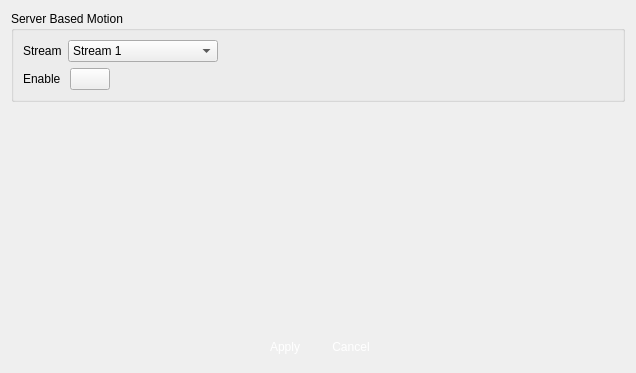
This is client/src/config/vidstor/camsetting/vscmotion.ui in linkingvision/rapidvms as Qt 5 draws it before an edit. The edited form follows.
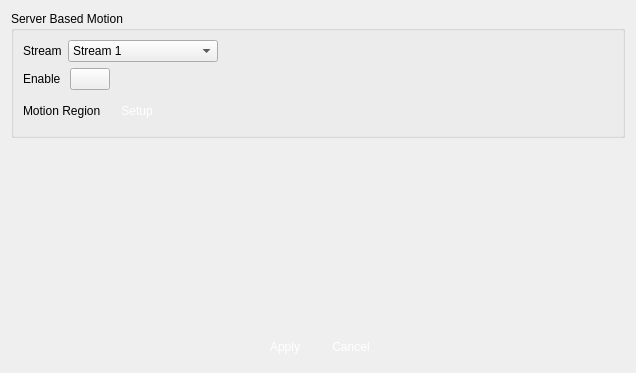
This is the edited form. Icons and pictures are not drawn. Custom widgets are drawn as their Qt base class.

Patch:
```diff
--- a/client/src/config/vidstor/camsetting/vscmotion.ui
+++ b/client/src/config/vidstor/camsetting/vscmotion.ui
@@ -121,6 +121,72 @@
         </item>
        </layout>
       </item>
+      <item>
+       <layout class="QHBoxLayout" name="horizontalLayout_4">
+        <item>
+         <widget class="QLabel" name="labelName_2">
+          <property name="text">
+           <string>Motion Region</string>
+          </property>
+          <property name="alignment">
+           <set>Qt::AlignLeading|Qt::AlignLeft|Qt::AlignVCenter</set>
+          </property>
+         </widget>
+        </item>
+        <item>
+         <widget class="QPushButton" name="pushButtonApply_2">
+          <property name="enabled">
+           <bool>false</bool>
+          </property>
+          <property name="minimumSize">
+           <size>
+            <width>60</width>
+            <height>30</height>
+           </size>
+          </property>
+          <property name="maximumSize">
+           <size>
+            <width>60</width>
+            <height>30</height>
+           </size>
+          </property>
+          <property name="styleSheet">
+           <string notr="true">QPushButton { 
+border:none;
+color:white;
+background-image: url(:/action/resources/button.png);}
+QPushButton:hover {
+	background-image: url(:/action/resources/buttonpress.png);}
+QPushButton:pressed {
+	background-image: url(:/action/resources/button.png);}
+</string>
+          </property>
+          <property name="text">
+           <string>Setup</string>
+          </property>
+          <property name="iconSize">
+           <size>
+            <width>60</width>
+            <height>40</height>
+           </size>
+          </property>
+         </widget>
+        </item>
+        <item>
+         <spacer name="horizontalSpacer_4">
+          <property name="orientation">
+           <enum>Qt::Horizontal</enum>
+          </property>
+          <property name="sizeHint" stdset="0">
+           <size>
+            <width>40</width>
+            <height>20</height>
+           </size>
+          </property>
+         </spacer>
+        </item>
+       </layout>
+      </item>
      </layout>
     </widget>
    </item>
```
